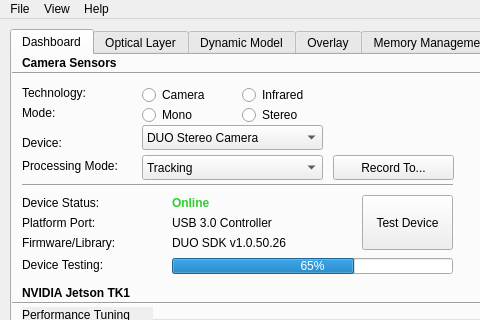
Before: the Qt Designer form TrackerRT_UI/mainwindow.ui in hvictor/Release, drawn with Qt 5; both pictures show x 0 to 480 and y 0 to 320 of the 986 by 567 pixel window.
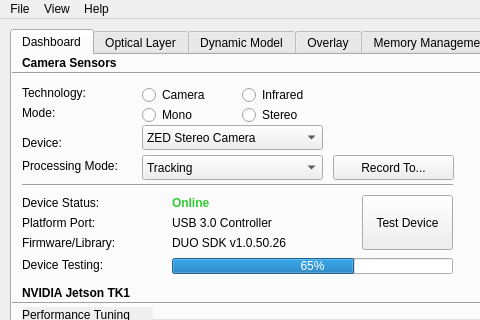
After: the same form once the commit is applied. Custom widgets are drawn as their Qt base class.

Patch:
```diff
--- a/TrackerRT_UI/mainwindow.ui
+++ b/TrackerRT_UI/mainwindow.ui
@@ -209,11 +209,6 @@
            <height>25</height>
           </rect>
          </property>
-         <item>
-          <property name="text">
-           <string>DUO Stereo Camera</string>
-          </property>
-         </item>
          <item>
           <property name="text">
            <string>ZED Stereo Camera</string>
```
Left out of the diff: 10 changed lines with no effect on the pictures.
